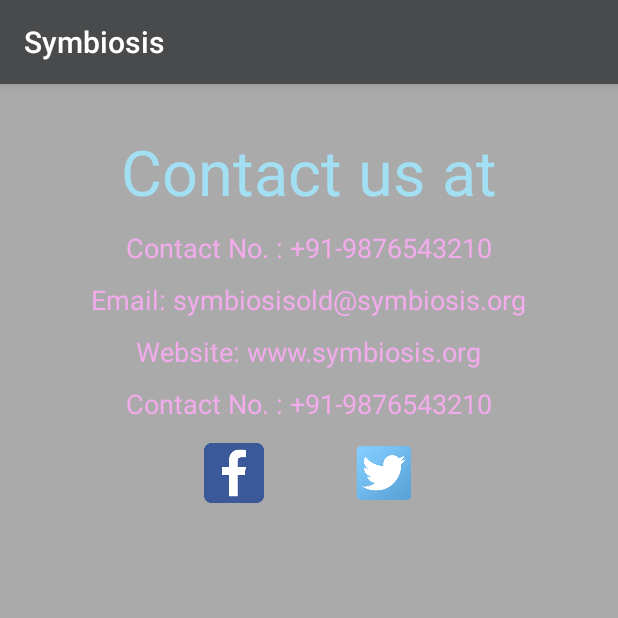
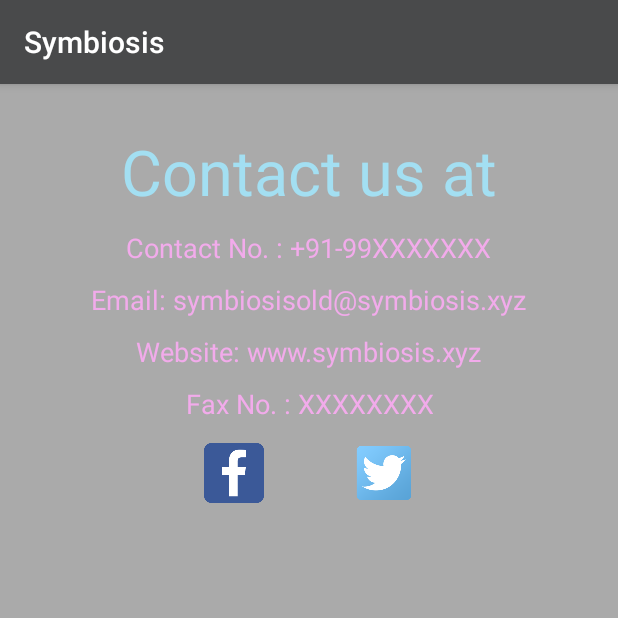
Before and after one commit to pranikamassey/ProjectAnAppForTheElderly, an Android app: the ContactActivity screen opened directly, with no data from a screen before it, on a phone screen of 412 x 824 dp, the top half of it. Run offline under Robolectric (Android 15) with nearby library versions, the phone set to English and light mode, and no system bars.

Commit message:
app commit with apk

```diff
--- a/app/src/main/res/layout/activity_contact.xml
+++ b/app/src/main/res/layout/activity_contact.xml
@@ -7,11 +7,6 @@
     android:background="@android:color/darker_gray"
     tools:context="com.example.chato.symbiosis.ContactActivity">
 
-    <!--Email: symbiosisold@symbiosis.org-->
-
-    <!--Website: www.symbiosis.org-->
-
-    <!--Fax: 011-2345678-->
     <TextView
         android:layout_width="match_parent"
         android:layout_height="wrap_content"
@@ -32,7 +27,7 @@
         android:textSize="18dp"
         android:layout_height="wrap_content"
         android:textColor="@color/colorAccentt"
-        android:text="Contact No. : +91-9876543210"
+        android:text="Contact No. : +91-99XXXXXXX"
         android:layout_below="@+id/contactus"
         android:id="@+id/info"
         android:layout_centerHorizontal="true"
@@ -45,7 +40,7 @@
         android:textSize="18dp"
         android:layout_height="wrap_content"
         android:textColor="@color/colorAccentt"
-        android:text="Email: symbiosisold@symbiosis.org"
+        android:text="Email: symbiosisold@symbiosis.xyz"
         android:layout_below="@+id/info"
         android:id="@+id/infonextnext"
         android:layout_centerHorizontal="true"
@@ -58,7 +53,7 @@
         android:textSize="18dp"
         android:layout_height="wrap_content"
         android:textColor="@color/colorAccentt"
-        android:text="Website: www.symbiosis.org"
+        android:text="Website: www.symbiosis.xyz"
         android:layout_below="@+id/infonextnext"
         android:id="@+id/infonextnextnext"
         android:layout_centerHorizontal="true"
@@ -71,7 +66,7 @@
         android:textSize="18dp"
         android:layout_height="wrap_content"
         android:textColor="@color/colorAccentt"
-        android:text="Contact No. : +91-9876543210"
+        android:text="Fax No. : XXXXXXXX"
         android:layout_below="@+id/infonextnextnext"
         android:id="@+id/infoend"
         android:layout_centerHorizontal="true"
```
Also changed, not shown: 1 other file.
